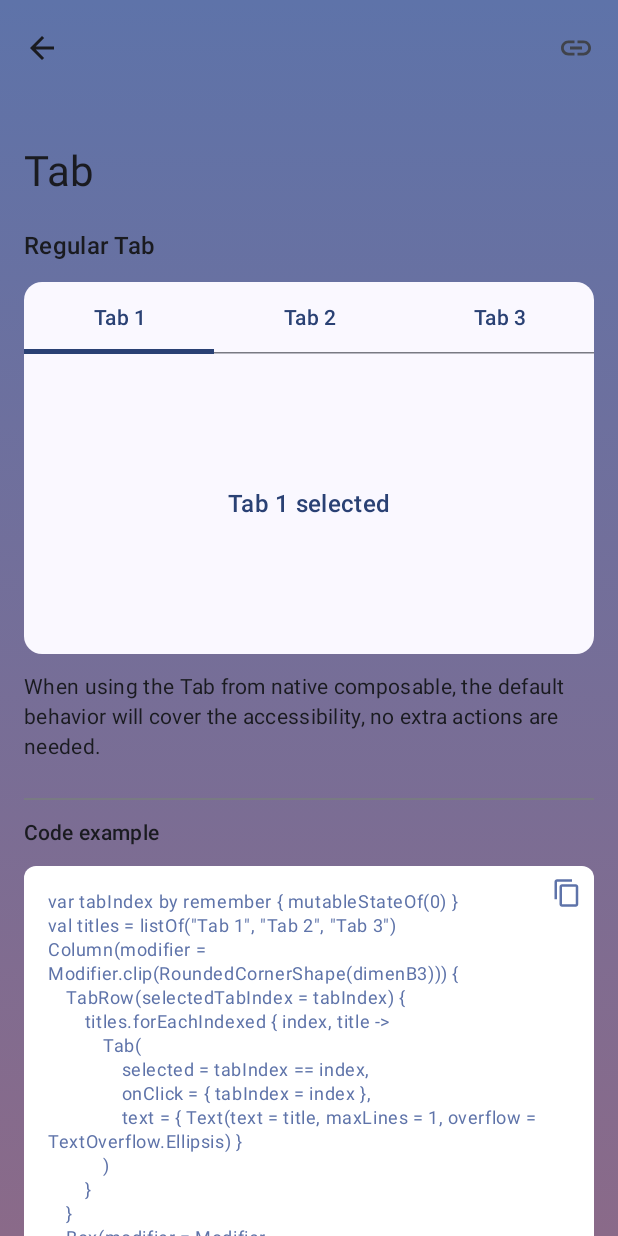
After one commit to max-jin/maxmagentaa11y, an Android app built with Jetpack Compose: the TabScreen screen opened through its navigation route, on a phone screen of 412 x 824 dp. The commit adds this screen. Run offline under Robolectric (Android 15) with nearby library versions, the phone set to English and light mode, and no system bars.

Commit message:
tab init

```diff
--- a/app/src/main/java/com/maxjin/a11y/core/component/Component.kt
+++ b/app/src/main/java/com/maxjin/a11y/core/component/Component.kt
@@ -32,7 +32,7 @@ data class Component(
                 Component("Picker / Spinner / Dropdown", available = false, navDestination = NavDestination.COMPONENT_BUTTON),
                 Component("Radio button", listOf("RadioButton"), available = false, navDestination = NavDestination.COMPONENT_RADIO_BUTTON),
                 Component("Slider", listOf("Range slider", "RadioButton"), available = true, navDestination = NavDestination.COMPONENT_SLIDER),
-                Component("Segmented Control / Tab", available = false, navDestination = NavDestination.COMPONENT_BUTTON),
+                Component("Tab", listOf("Segmented Control"), available = true, navDestination = NavDestination.COMPONENT_TAB),
                 Component("Stepper", available = false, navDestination = NavDestination.COMPONENT_BUTTON),
                 Component("Table row button", listOf("LazyColumn"), available = false, navDestination = NavDestination.COMPONENT_BUTTON),
                 Component("Text input", listOf("TextField", "Text fields"), available = true, navDestination = NavDestination.COMPONENT_TEXT_FIELD),
--- /dev/null
+++ b/app/src/main/java/com/maxjin/a11y/ui/component/tab/TabScreen.kt
@@ -0,0 +1,122 @@
+/*
+ * 2023 - Developed by Max Jin
+ * Source code subject to change. Refer to NOTICE.txt in source tree for changes and attributions.
+ */
+
+package com.maxjin.a11y.ui.component.tab
+
+import androidx.compose.foundation.background
+import androidx.compose.foundation.layout.Box
+import androidx.compose.foundation.layout.Column
+import androidx.compose.foundation.layout.Spacer
+import androidx.compose.foundation.layout.fillMaxSize
+import androidx.compose.foundation.layout.fillMaxWidth
+import androidx.compose.foundation.layout.height
+import androidx.compose.foundation.layout.padding
+import androidx.compose.foundation.rememberScrollState
+import androidx.compose.foundation.shape.RoundedCornerShape
+import androidx.compose.foundation.verticalScroll
+import androidx.compose.material3.MaterialTheme
+import androidx.compose.material3.Tab
+import androidx.compose.material3.TabRow
+import androidx.compose.material3.Text
+import androidx.compose.runtime.Composable
+import androidx.compose.runtime.LaunchedEffect
+import androidx.compose.runtime.getValue
+import androidx.compose.runtime.mutableStateOf
+import androidx.compose.runtime.remember
+import androidx.compose.runtime.setValue
+import androidx.compose.ui.Alignment
+import androidx.compose.ui.Modifier
+import androidx.compose.ui.draw.clip
+import androidx.compose.ui.text.style.TextAlign
+import androidx.compose.ui.text.style.TextOverflow
+import androidx.compose.ui.tooling.preview.Preview
+import androidx.compose.ui.unit.dp
+import com.maxjin.a11y.ui.theme.MagentaA11yThemePreview
+import com.maxjin.a11y.ui.util.composable.AppTopAppBarState
+import com.maxjin.a11y.ui.util.composable.CodeSnippet
+import com.maxjin.a11y.ui.util.composable.CommentTextView
+import com.maxjin.a11y.ui.util.composable.HorizontalDivider
+import com.maxjin.a11y.ui.util.composable.LinkAction
+import com.maxjin.a11y.ui.util.composable.TitleTextView
+import com.maxjin.a11y.ui.util.dimenB3
+import com.maxjin.a11y.ui.util.dimenB4
+import com.maxjin.a11y.ui.util.dimenB5
+import com.maxjin.a11y.util.AppUtil
+import com.maxjin.a11y.util.component.Tab
+
+@Composable
+fun TabScreen(modifier: Modifier = Modifier, setTopBar: (AppTopAppBarState) -> Unit) {
+    LaunchedEffect(Unit) {
+        setTopBar(AppTopAppBarState(title = "Tab", linkAction = LinkAction(url = AppUtil.WebLinks.TAB_URL)))
+    }
+    Column(
+        modifier = modifier
+            .fillMaxSize()
+            .verticalScroll(rememberScrollState())
+    ) {
+        Column(
+            modifier = Modifier
+                .fillMaxWidth()
+                .padding(horizontal = dimenB4)
+        ) {
+            TitleTextView(
+                "Regular Tab", modifier = Modifier.padding(bottom = dimenB3)
+            )
+            var tabIndex by remember { mutableStateOf(0) }
+            val titles = listOf("Tab 1", "Tab 2", "Tab 3")
+            Column(modifier = Modifier.clip(RoundedCornerShape(dimenB3))) {
+                TabRow(selectedTabIndex = tabIndex) {
+                    titles.forEachIndexed { index, title ->
+                        Tab(
+                            selected = tabIndex == index,
+                            onClick = { tabIndex = index },
+                            text = { Text(text = title, maxLines = 1, overflow = TextOverflow.Ellipsis) }
+                        )
+                    }
+                }
+                Box(
+                    modifier = Modifier
+                        .fillMaxWidth()
+                        .height(200.dp)
+                        .background(MaterialTheme.colorScheme.background)
+                ) {
+                    Text(
+                        modifier = Modifier.align(Alignment.Center),
+                        text = "Tab ${tabIndex + 1} selected",
+                        style = MaterialTheme.typography.titleMedium,
+                        color = MaterialTheme.colorScheme.primary
+                    )
+                }
+            }
+            CommentTextView(
+                text = "When using the Tab from native composable, the default behavior will cover the accessibility, no extra actions are needed.",
+                modifier = Modifier.padding(top = dimenB3)
+            )
+            HorizontalDivider(
+                modifier = Modifier
+                    .fillMaxWidth()
+                    .padding(top = dimenB5),
+                color = MaterialTheme.colorScheme.outlineVariant
+            )
+        }
+        Text(
+            text = "Code example",
+            modifier = Modifier.padding(start = dimenB4, top = dimenB3, bottom = dimenB3),
+            textAlign = TextAlign.Start,
+            color = MaterialTheme.colorScheme.onBackground,
+            style = MaterialTheme.typography.titleSmall
+        )
+        CodeSnippet(codeText = Tab.CODE_SNIPPET)
+        Spacer(modifier = Modifier.height(dimenB5))
+    }
+}
+
+@Preview(showBackground = true, showSystemUi = false)
+@Composable
+fun TabScreenPreview() {
+    MagentaA11yThemePreview {
+        TabScreen(setTopBar = {})
+    }
+}
--- a/app/src/main/java/com/maxjin/a11y/ui/nav/NavDestinations.kt
+++ b/app/src/main/java/com/maxjin/a11y/ui/nav/NavDestinations.kt
@@ -18,5 +18,6 @@ enum class NavDestination(val id: String) {
     COMPONENT_SNACKBAR("COMPONENT_SNACKBAR"),
     COMPONENT_CAROUSEL("COMPONENT_CAROUSEL"),
     COMPONENT_SHEET("COMPONENT_SHEET"),
-    COMPONENT_SLIDER("COMPONENT_SLIDER")
+    COMPONENT_SLIDER("COMPONENT_SLIDER"),
+    COMPONENT_TAB("COMPONENT_TAB")
 }
--- a/app/src/main/java/com/maxjin/a11y/ui/nav/NavGraph.kt
+++ b/app/src/main/java/com/maxjin/a11y/ui/nav/NavGraph.kt
@@ -25,6 +25,7 @@ import com.maxjin.a11y.ui.component.carousel.CarouselScreen
 import com.maxjin.a11y.ui.component.sheet.SheetScreen
 import com.maxjin.a11y.ui.component.slider.SliderScreen
 import com.maxjin.a11y.ui.component.snackbar.SnackbarScreen
+import com.maxjin.a11y.ui.component.tab.TabScreen
 import com.maxjin.a11y.ui.component.textfield.TextFieldScreen
 import com.maxjin.a11y.ui.component.toggleswitch.ToggleSwitchScreen
 import com.maxjin.a11y.ui.home.HomeScreen
@@ -81,6 +82,9 @@ fun NavGraph(
         composable(route = NavDestination.COMPONENT_SLIDER.id) {
             SliderScreen(modifier = modifier, setTopBar = setTopBar)
         }
+        composable(route = NavDestination.COMPONENT_TAB.id) {
+            TabScreen(modifier = modifier, setTopBar = setTopBar)
+        }
     }
 }
 
--- a/app/src/main/java/com/maxjin/a11y/util/AppUtil.kt
+++ b/app/src/main/java/com/maxjin/a11y/util/AppUtil.kt
@@ -18,6 +18,8 @@ object AppUtil {
         const val SHEET_URL = "$MAGENTA_A11Y_NATIVE_HOST/sheet/"
         const val TEXTFIELD_URL = "$MAGENTA_A11Y_NATIVE_HOST/text-input/"
         const val SLIDER_URL = "$MAGENTA_A11Y_NATIVE_HOST/snackbar-toast/" // TODO Update the url when ready
+        const val TAB_URL = "$MAGENTA_A11Y_NATIVE_HOST/snackbar-toast/" // TODO Update the url when ready
+
     }
 
 }
```
Also changed, not shown: app/src/main/java/com/maxjin/a11y/util/component/Tab.kt (added, +40 -0 lines).
